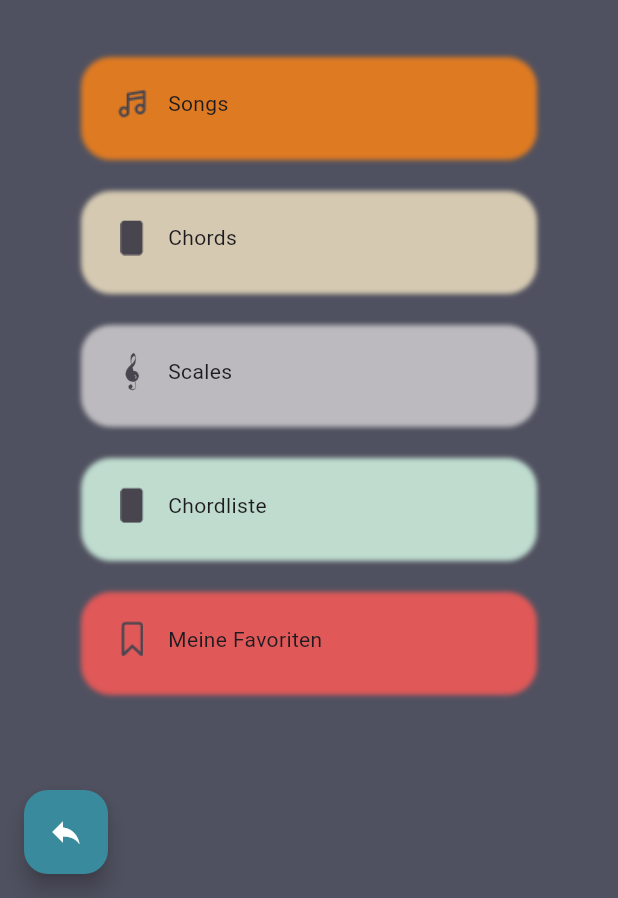
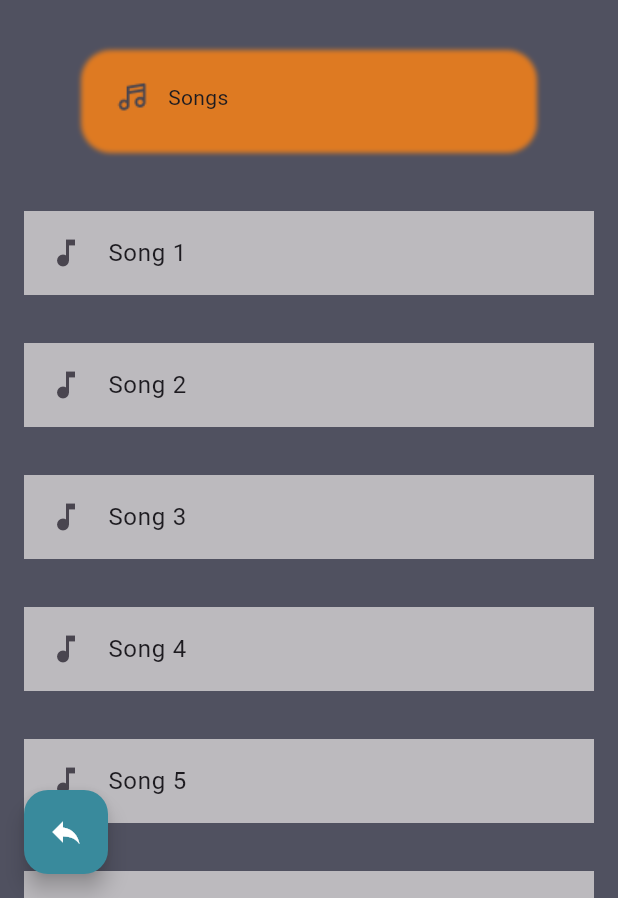
Before and after one commit to Miguele73/final_guitalele_project, a Flutter app: the screen it shows after launch, on a phone screen of 412 x 824 dp, the part 338-1236 px from its top. Run offline on Flutter 3.47's test engine with Material 3 defaults, Android fonts, the phone set to English and light mode, and no system bars.

Commit message:
songs_screen

```diff
--- a/lib/desiction_screen.dart
+++ b/lib/desicion_screen.dart
@@ -2,8 +2,8 @@ import 'package:final_guitalele_project/desicions_box.dart';
 import 'package:final_guitalele_project/one_back_button.dart';
 import 'package:flutter/material.dart';
 
-class DesictionScreen extends StatelessWidget {
-  const DesictionScreen({super.key});
+class DesicionScreen extends StatelessWidget {
+  const DesicionScreen({super.key});
 
   @override
   Widget build(BuildContext context) {
--- a/lib/desicions_box.dart
+++ b/lib/desicions_box.dart
@@ -13,7 +13,10 @@ class DesicionsBox extends StatelessWidget {
 
   @override
   Widget build(BuildContext context) {
-    return Container(
+    return GestureDetector(
+      onTap: () {},
+
+      child: Container(
         decoration: BoxDecoration(
           borderRadius: BorderRadius.circular(20),
           boxShadow: [
@@ -35,6 +38,7 @@ class DesicionsBox extends StatelessWidget {
             Text(selectionText),
           ],
         ),
+      ),
     );
   }
 }
--- a/lib/main.dart
+++ b/lib/main.dart
@@ -1,4 +1,5 @@
-import 'package:final_guitalele_project/desiction_screen.dart';
+import 'package:final_guitalele_project/desicion_screen.dart';
+import 'package:final_guitalele_project/songs_screen.dart';
 
 import 'package:flutter/material.dart';
 
@@ -14,7 +15,7 @@ class MainApp extends StatelessWidget {
     return MaterialApp(
       debugShowCheckedModeBanner: false,
 
-      home: DesictionScreen(),
+      home: SongListScreen(),
     );
   }
 }
--- /dev/null
+++ b/lib/songs_screen.dart
@@ -0,0 +1,86 @@
+import 'package:flutter/material.dart';
+import 'package:final_guitalele_project/desicions_box.dart';
+import 'package:final_guitalele_project/one_back_button.dart';
+
+class SongListScreen extends StatelessWidget {
+  const SongListScreen({super.key});
+
+  get songs => [
+    'Song 1',
+    'Song 2',
+    'Song 3',
+    'Song 4',
+    'Song 5',
+    'Song 6',
+    'Song 7',
+    'Song 8',
+    'Song 9',
+    'Song 10',
+  ];
+
+  @override
+  Widget build(BuildContext context) {
+    return Scaffold(
+      backgroundColor: const Color(0xFF505160),
+      appBar: AppBar(
+        toolbarHeight: 250,
+        backgroundColor: const Color(0xFF505160),
+        title: Image.asset('assets/images/logo.png', height: 200, width: 200),
+
+        // flexibleSpace: Padding(
+        // padding: const EdgeInsets.all(32),
+        // child: SizedBox(
+        // height: 200,
+        // width: 200,
+        // child:
+      ),
+
+      floatingActionButtonLocation: FloatingActionButtonLocation.startFloat,
+      floatingActionButton: const OneBackButton(),
+      body: SafeArea(
+        child: Column(
+          children: [
+            DesicionsBox(
+              color: Color(0xFFDE7A22),
+              selectionText: 'Songs',
+              imageIcon: ImageIcon(
+                AssetImage('assets/iconImages/music-4SongsIcon.png'),
+              ),
+            ),
+            SizedBox(height: 20),
+
+            ListView.builder(
+              shrinkWrap: true,
+              itemCount: songs.length,
+              itemBuilder: (context, index) {
+                String song = songs[index];
+
+                return Column(
+                  children: [
+                    Padding(
+                      padding: const EdgeInsets.all(16.0),
+                      child: Column(
+                        children: [
+                          Padding(padding: EdgeInsets.all(0)),
+
+                          ListTile(
+                            tileColor: Color(0xFFBCBABE),
+                            title: Text(song),
+                            leading: Icon(Icons.music_note),
+                            onTap: () {
+                              // Handle song selection
+                            },
+                          ),
+                        ],
+                      ),
+                    ),
+                  ],
+                );
+              },
+            ),
+          ],
+        ),
+      ),
+    );
+  }
+}
```
Lines whose indentation alone changed are shown as unchanged.
